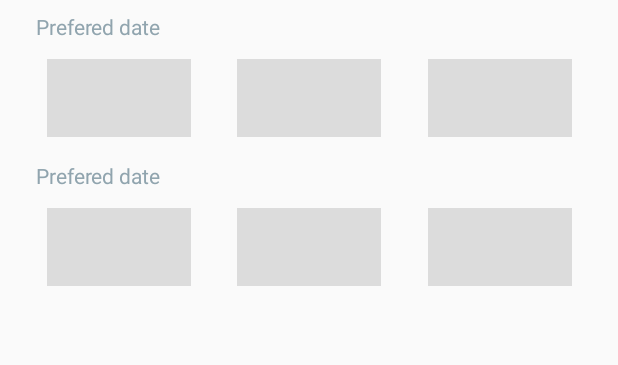
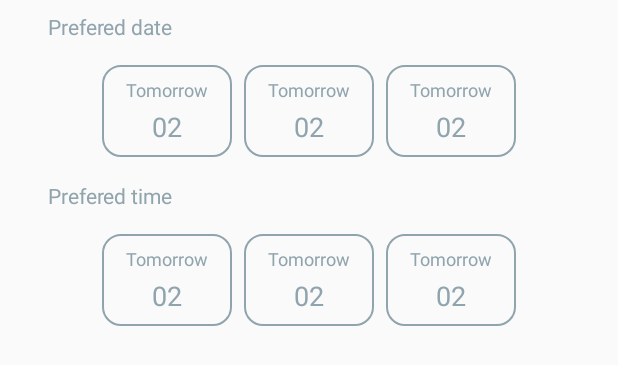
Before and after one commit to saulmm/From-design-to-Android-part1, an Android app: the layout layout_form_order_step2.xml on its own in the app's theme, with its tools: preview values and no code run, on a phone screen of 412 x 824 dp. Shown: the top 365 px of the screen. Run offline under Robolectric (Android 15) with nearby library versions, the phone set to English and light mode, and no system bars.

Commit message:
Added second layout views

```diff
--- a/app/src/main/java/com/saulmm/cui/OrderDialogFragment.java
+++ b/app/src/main/java/com/saulmm/cui/OrderDialogFragment.java
@@ -15,6 +15,7 @@ import android.view.LayoutInflater;
 import android.view.View;
 import android.view.ViewGroup;
 import android.view.animation.AccelerateInterpolator;
+import android.view.animation.DecelerateInterpolator;
 import android.widget.ImageView;
 import android.widget.TextView;
 
@@ -56,21 +57,29 @@ public class OrderDialogFragment extends BottomSheetDialogFragment {
     }
 
     public void onGoButtonClick(View v) {
-        final Scene deliveryFormScene = Scene.getSceneForLayout(
-            binding.formContainer, R.layout.layout_form_order_step2, getContext());
+        final Scene deliveryFormScene = Scene.getSceneForLayout(binding.formContainer,
+            R.layout.layout_form_order_step2, getContext());
 
         ViewCompat.animate(binding.layoutStep1.getRoot()).alpha(0)
             .setInterpolator(new AccelerateInterpolator(1.5f))
             .setDuration(100)
-            .withEndAction(() -> TransitionManager.go(deliveryFormScene, null));
+            .withEndAction(() -> {
+                TransitionManager.go(deliveryFormScene, null);
+                configureStep2Listeners(deliveryFormScene.getSceneRoot());
+            });
 
         deliveryFormScene.setEnterAction(() -> {
-            deliveryFormScene.getSceneRoot().setTranslationX(binding.formContainer.getWidth());
+            deliveryFormScene.getSceneRoot().setTranslationX(
+                binding.formContainer.getWidth());
 
-        ViewCompat.animate(deliveryFormScene.getSceneRoot())
-            .translationX(0)
-            .start();
+            ViewCompat.animate(deliveryFormScene.getSceneRoot())
+                .translationX(0)
+                .setInterpolator(new DecelerateInterpolator(1.5f))
+                .start();
         });
+    }
+
+    private void configureStep2Listeners(ViewGroup sceneRoot) {
     }
 
     private void animateSelectedView(View v) {
--- a/app/src/main/res/drawable/circle_size_idle.xml
+++ b/app/src/main/res/drawable/square_date_idle.xml
@@ -1,8 +1,10 @@
 <?xml version="1.0" encoding="utf-8"?>
 <shape
     xmlns:android="http://schemas.android.com/apk/res/android"
-    android:shape="oval">
+    android:shape="rectangle">
     <stroke
         android:width="1dp"
-        android:color="@color/blue_grey_900"/>
+        android:color="@color/blue_grey_400"/>
+
+    <corners android:radius="12dp"/>
 </shape>
--- a/app/src/main/res/layout/layout_form_order_step2.xml
+++ b/app/src/main/res/layout/layout_form_order_step2.xml
@@ -1,4 +1,6 @@
 <?xml version="1.0" encoding="utf-8"?>
+<layout>
+
     <android.support.constraint.ConstraintLayout
         xmlns:android="http://schemas.android.com/apk/res/android"
         xmlns:app="http://schemas.android.com/apk/res-auto"
@@ -10,98 +12,101 @@
 
         <TextView
             android:id="@+id/txt_label_size"
+            style="@style/Widget.Label"
             android:layout_width="wrap_content"
             android:layout_height="wrap_content"
-        android:text="@string/label_prefered_date"
-        android:textColor="@color/blue_grey_400"
-        android:layout_marginTop="16dp"
-        app:layout_constraintTop_toBottomOf="@+id/view"
-        app:layout_constraintLeft_toLeftOf="parent"
-        android:layout_marginLeft="24dp"
-        android:layout_marginStart="24dp"
-        />
-
-    <TextView
-        android:id="@+id/textView2"
-        android:layout_width="wrap_content"
-        android:layout_height="wrap_content"
-        android:layout_marginLeft="@dimen/spacing_big"
+            android:layout_marginLeft="32dp"
             android:layout_marginStart="@dimen/spacing_big"
-        android:layout_marginTop="8dp"
-        android:text="@string/label_prefered_date"
-        android:textColor="@color/blue_grey_400"
+            android:layout_marginTop="@dimen/spacing_medium"
+            android:text="@string/label_date"
             app:layout_constraintLeft_toLeftOf="parent"
             app:layout_constraintTop_toTopOf="parent"
             />
 
-    <View
-        android:layout_width="96dp"
-        android:layout_height="52dp"
-        android:background="#dcdcdc"
-        android:id="@+id/view4"
-        app:layout_constraintRight_toLeftOf="@+id/view2"
-        app:layout_constraintLeft_toRightOf="@+id/view"
-        app:layout_constraintBottom_toBottomOf="@+id/view"
-        app:layout_constraintTop_toTopOf="@+id/view"
+
+        <TextView
+            android:id="@+id/txt_label_time"
+            style="@style/Widget.Label"
+            android:layout_width="wrap_content"
+            android:layout_height="wrap_content"
+            android:layout_marginTop="16dp"
+            android:text="@string/label_time"
+            app:layout_constraintLeft_toLeftOf="@+id/txt_label_size"
+            app:layout_constraintTop_toBottomOf="@+id/date2"
             />
 
-    <View
-        android:id="@+id/view2"
-        android:layout_width="96dp"
-        android:layout_height="52dp"
-        android:background="#dcdcdc"
-        app:layout_constraintRight_toRightOf="parent"
-        app:layout_constraintLeft_toRightOf="@+id/view4"
-        app:layout_constraintBottom_toBottomOf="@+id/view4"
-        app:layout_constraintTop_toTopOf="@+id/view4"
-        />
-
-    <View
-        android:id="@+id/view"
-        android:layout_width="96dp"
-        android:layout_height="52dp"
-        android:background="#dcdcdc"
-        app:layout_constraintRight_toLeftOf="@+id/view4"
-        app:layout_constraintLeft_toLeftOf="parent"
-        android:layout_marginTop="12dp"
-        app:layout_constraintTop_toBottomOf="@+id/textView2"
-        />
-
-    <View
-        android:id="@+id/view6"
-        android:layout_width="96dp"
-        android:layout_height="52dp"
-        android:background="#dcdcdc"
-        app:layout_constraintRight_toRightOf="parent"
-        app:layout_constraintLeft_toRightOf="@+id/view8"
-        app:layout_constraintBottom_toBottomOf="@+id/view8"
-        app:layout_constraintTop_toTopOf="@+id/view8"
-        />
-
-    <View
-        android:id="@+id/view8"
-        android:layout_width="96dp"
-        android:layout_height="52dp"
-        android:background="#dcdcdc"
-        app:layout_constraintRight_toLeftOf="@+id/view6"
-        app:layout_constraintLeft_toRightOf="@+id/view7"
-        app:layout_constraintBottom_toBottomOf="@+id/view7"
-        app:layout_constraintTop_toTopOf="@+id/view7"
+        <include
+            android:id="@+id/date1"
+            layout="@layout/view_form_time"
+            android:layout_width="wrap_content"
+            android:layout_height="wrap_content"
+            android:layout_marginEnd="8dp"
+            android:layout_marginRight="8dp"
+            app:layout_constraintBottom_toBottomOf="@+id/date2"
+            app:layout_constraintRight_toLeftOf="@+id/date2"
+            app:layout_constraintTop_toTopOf="@+id/date2"
             app:layout_constraintVertical_bias="0.0"
             />
 
-    <View
-        android:id="@+id/view7"
-        android:layout_width="96dp"
-        android:layout_height="52dp"
-        android:background="#dcdcdc"
-        app:layout_constraintRight_toLeftOf="@+id/view8"
-        app:layout_constraintLeft_toLeftOf="parent"
-        android:layout_marginTop="12dp"
-        app:layout_constraintTop_toBottomOf="@+id/txt_label_size"
-        app:layout_constraintBottom_toBottomOf="parent"
-        android:layout_marginBottom="12dp"
-        app:layout_constraintVertical_bias="1.0"
+        <include
+            android:id="@+id/date3"
+            layout="@layout/view_form_time"
+            android:layout_width="wrap_content"
+            android:layout_height="wrap_content"
+            android:layout_marginLeft="8dp"
+            android:layout_marginStart="8dp"
+            app:layout_constraintBottom_toBottomOf="@+id/date2"
+            app:layout_constraintLeft_toRightOf="@+id/date2"
+            app:layout_constraintTop_toTopOf="@+id/date2"
             />
 
+        <include
+            android:id="@+id/date2"
+            layout="@layout/view_form_time"
+            android:layout_width="wrap_content"
+            android:layout_height="wrap_content"
+            android:layout_marginTop="16dp"
+            app:layout_constraintLeft_toLeftOf="parent"
+            app:layout_constraintRight_toRightOf="parent"
+            app:layout_constraintTop_toBottomOf="@+id/txt_label_size"
+            />
+
+        <include
+            android:id="@+id/time1"
+            layout="@layout/view_form_time"
+            android:layout_width="wrap_content"
+            android:layout_height="wrap_content"
+            android:layout_marginBottom="16dp"
+            android:layout_marginTop="16dp"
+            app:layout_constraintBottom_toBottomOf="parent"
+            app:layout_constraintLeft_toLeftOf="parent"
+            app:layout_constraintRight_toRightOf="parent"
+            app:layout_constraintTop_toBottomOf="@+id/txt_label_time"
+            />
+
+        <include
+            android:id="@+id/time2"
+            layout="@layout/view_form_time"
+            android:layout_width="wrap_content"
+            android:layout_height="wrap_content"
+            android:layout_marginBottom="0dp"
+            android:layout_marginLeft="8dp"
+            android:layout_marginStart="8dp"
+            app:layout_constraintBottom_toBottomOf="@+id/time1"
+            app:layout_constraintLeft_toRightOf="@+id/time1"
+            app:layout_constraintTop_toTopOf="@+id/time1"
+            />
+
+        <include
+            android:id="@+id/time3"
+            layout="@layout/view_form_time"
+            android:layout_width="wrap_content"
+            android:layout_height="wrap_content"
+            android:layout_marginEnd="8dp"
+            android:layout_marginRight="8dp"
+            app:layout_constraintBottom_toBottomOf="@+id/time1"
+            app:layout_constraintRight_toLeftOf="@+id/time1"
+            app:layout_constraintTop_toTopOf="@+id/time1"
+            />
     </android.support.constraint.ConstraintLayout>
+</layout>
--- /dev/null
+++ b/app/src/main/res/layout/view_form_time.xml
@@ -0,0 +1,32 @@
+<?xml version="1.0" encoding="utf-8"?>
+<LinearLayout
+    xmlns:android="http://schemas.android.com/apk/res/android"
+    xmlns:tools="http://schemas.android.com/tools"
+    android:id="@+id/view4"
+    android:paddingTop="8dp"
+    android:paddingBottom="8dp"
+    android:paddingLeft="16dp"
+    android:paddingRight="16sp"
+    android:gravity="center"
+    android:orientation="vertical"
+    android:background="@drawable/square_date_idle"
+    tools:showIn="@layout/layout_form_order_step2"
+    >
+
+    <TextView
+        android:layout_width="wrap_content"
+        android:layout_height="wrap_content"
+        android:textColor="@color/blue_grey_400"
+        android:textSize="12sp"
+        android:text="Tomorrow"
+        />
+
+    <TextView
+        android:layout_width="wrap_content"
+        android:layout_height="wrap_content"
+        android:textColor="@color/blue_grey_400"
+        android:layout_marginTop="4dp"
+        android:textSize="18sp"
+        android:text="02"
+        />
+</LinearLayout>
--- a/app/src/main/res/values/strings.xml
+++ b/app/src/main/res/values/strings.xml
@@ -98,4 +98,6 @@
     <string name="label_size">Size</string>
     <string name="label_prefered_date">Prefered date</string>
     <string name="label_prefered_time">Prefered time</string>
+    <string name="label_date">Prefered date</string>
+    <string name="label_time">Prefered time</string>
 </resources>
```
Lines whose indentation alone changed are shown as unchanged.
